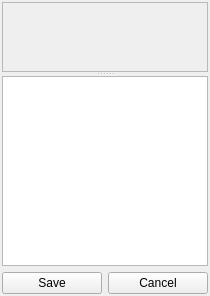
First picture: the form in frontend/qt/FrmTagEditor.ui, repository bsdelf/mous, before the edit.
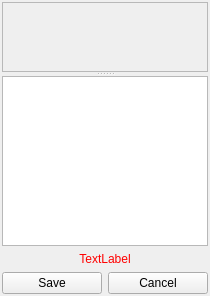
Second picture: the form after the edit.

```diff
--- a/frontend/qt/FrmTagEditor.ui
+++ b/frontend/qt/FrmTagEditor.ui
@@ -49,6 +49,19 @@
          </attribute>
         </widget>
        </item>
+       <item>
+        <widget class="QLabel" name="labelFailed">
+         <property name="styleSheet">
+          <string notr="true">QLabel { color : red; }</string>
+         </property>
+         <property name="text">
+          <string>TextLabel</string>
+         </property>
+         <property name="alignment">
+          <set>Qt::AlignCenter</set>
+         </property>
+        </widget>
+       </item>
        <item>
         <layout class="QHBoxLayout" name="horizontalLayout">
          <item>
```
Left out of the diff: 2 changed lines with no effect on the pictures.
